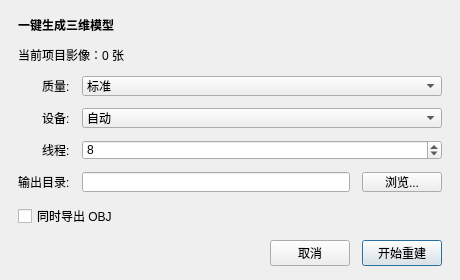
Qt form src/gui/dialogs/ThreeDReconstructionDialog.ui (guderianXu/plascan) before a commit.
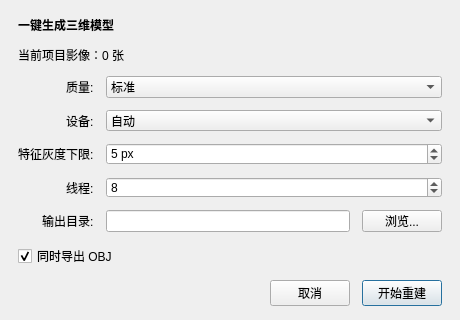
The same form after that commit.

Commit message: Improve reconstruction pipeline and TorchScript models

```diff
--- a/src/gui/dialogs/ThreeDReconstructionDialog.ui
+++ b/src/gui/dialogs/ThreeDReconstructionDialog.ui
@@ -7,13 +7,13 @@
     <x>0</x>
     <y>0</y>
     <width>460</width>
-    <height>280</height>
+    <height>320</height>
    </rect>
   </property>
   <property name="minimumSize">
    <size>
     <width>460</width>
-    <height>280</height>
+    <height>320</height>
    </size>
   </property>
   <property name="windowTitle">
@@ -113,6 +113,33 @@
       </widget>
      </item>
      <item row="2" column="0">
+      <widget class="QLabel" name="featureGrayMinLabel">
+       <property name="text">
+        <string>特征灰度下限:</string>
+       </property>
+       <property name="buddy">
+        <cstring>m_featureGrayMinSpin</cstring>
+       </property>
+      </widget>
+     </item>
+     <item row="2" column="1">
+      <widget class="QSpinBox" name="m_featureGrayMinSpin">
+       <property name="toolTip">
+        <string>特征提取的灰度过滤下限（像素值 0-255）。
+默认 5 表示灰度小于 5 的极暗位置不会作为特征点参与匹配。</string>
+       </property>
+       <property name="maximum">
+        <number>255</number>
+       </property>
+       <property name="suffix">
+        <string> px</string>
+       </property>
+       <property name="value">
+        <number>5</number>
+       </property>
+      </widget>
+     </item>
+     <item row="3" column="0">
       <widget class="QLabel" name="threadsLabel">
        <property name="text">
         <string>线程:</string>
@@ -122,7 +149,7 @@
        </property>
       </widget>
      </item>
-     <item row="2" column="1">
+     <item row="3" column="1">
       <widget class="QSpinBox" name="m_threadsSpin">
        <property name="minimum">
         <number>1</number>
@@ -135,7 +162,7 @@
        </property>
       </widget>
      </item>
-     <item row="3" column="0">
+     <item row="4" column="0">
       <widget class="QLabel" name="outputDirLabel">
        <property name="text">
         <string>输出目录:</string>
@@ -145,7 +172,7 @@
        </property>
       </widget>
      </item>
-     <item row="3" column="1">
+     <item row="4" column="1">
       <layout class="QHBoxLayout" name="outputLayout">
        <item>
         <widget class="QLineEdit" name="m_outputDirEdit"/>
@@ -162,10 +189,13 @@
    </layout>
   </item>
   <item>
-    <widget class="QCheckBox" name="m_exportObjCheck">
+   <widget class="QCheckBox" name="m_exportObjCheck">
      <property name="text">
       <string>同时导出 OBJ</string>
      </property>
+     <property name="checked">
+      <bool>true</bool>
+     </property>
     </widget>
    </item>
    <item>
```
The commit also changes 133 other files.
